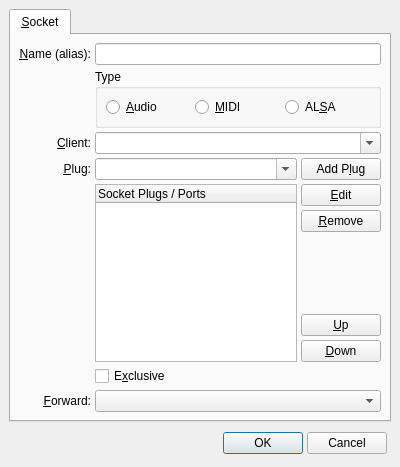
First picture: the form in src/qjackctlSocketForm.ui, repository rncbc/qjackctl, before the edit.
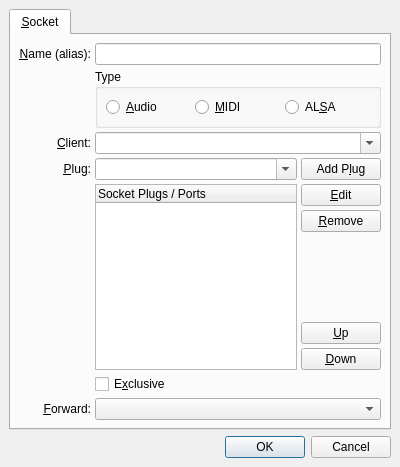
Second picture: the form after the edit. Icons and pictures are not drawn.

Commit message: - General standard dialog buttons layout is now in place.

Patch:
```diff
--- a/src/qjackctlSocketForm.ui
+++ b/src/qjackctlSocketForm.ui
@@ -354,59 +354,14 @@
     </widget>
    </item>
    <item>
-    <layout class="QHBoxLayout" >
-     <property name="margin" >
-      <number>4</number>
+    <widget class="QDialogButtonBox" name="DialogButtonBox">
+     <property name="orientation">
+      <enum>Qt::Horizontal</enum>
      </property>
-     <property name="spacing" >
-      <number>4</number>
+     <property name="standardButtons">
+      <set>QDialogButtonBox::Cancel|QDialogButtonBox::Ok</set>
      </property>
-     <item>
-      <spacer>
-       <property name="orientation" >
-        <enum>Qt::Horizontal</enum>
-       </property>
-       <property name="sizeType" >
-        <enum>QSizePolicy::Expanding</enum>
-       </property>
-       <property name="sizeHint" >
-        <size>
-         <width>120</width>
-         <height>8</height>
-        </size>
-       </property>
-      </spacer>
-     </item>
-     <item>
-      <widget class="QPushButton" name="OkPushButton" >
-       <property name="toolTip" >
-        <string/>
-       </property>
-       <property name="text" >
-        <string>OK</string>
-       </property>
-       <property name="icon" >
-        <iconset resource="qjackctl.qrc" >:/images/accept1.png</iconset>
-       </property>
-       <property name="default" >
-        <bool>true</bool>
-       </property>
-      </widget>
-     </item>
-     <item>
-      <widget class="QPushButton" name="CancelPushButton" >
-       <property name="toolTip" >
-        <string/>
-       </property>
-       <property name="text" >
-        <string>Cancel</string>
-       </property>
-       <property name="icon" >
-        <iconset resource="qjackctl.qrc" >:/images/quit1.png</iconset>
-       </property>
-      </widget>
-     </item>
-    </layout>
+    </widget>
    </item>
   </layout>
  </widget>
```
Left out of the diff: 3 changed lines with no effect on the pictures. The commit also changes 13 other files.
